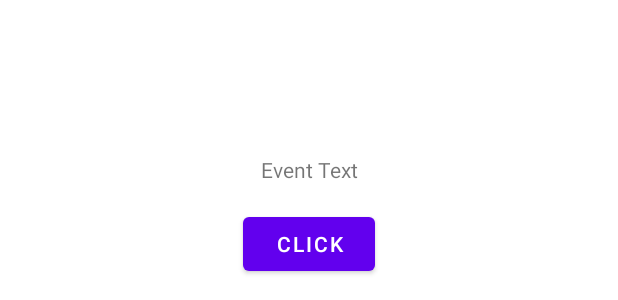
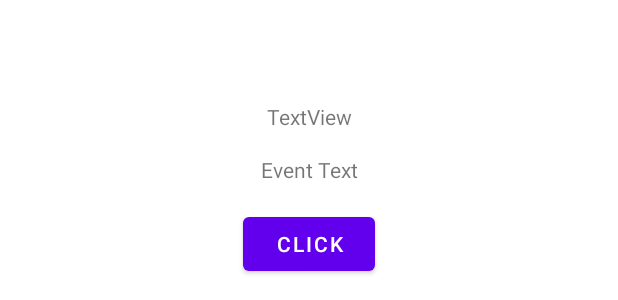
Before and after one commit to rlaxogud0909/Android_ML, an Android app: the layout activity_event.xml on its own in the app's theme, with its tools: preview values and no code run, on a phone screen of 412 x 824 dp. Shown: the part 374-674 px from the top of the screen. Run offline under Robolectric (Android 15) with nearby library versions, the phone set to English and light mode, and no system bars.

```diff
--- a/LionApp/app/src/main/res/layout/activity_event.xml
+++ b/LionApp/app/src/main/res/layout/activity_event.xml
@@ -26,4 +26,14 @@
         app:layout_constraintBottom_toTopOf="@+id/btnEvent"
         app:layout_constraintEnd_toEndOf="@+id/btnEvent"
         app:layout_constraintStart_toStartOf="@+id/btnEvent" />
+
+    <TextView
+        android:id="@+id/tvStatus2"
+        android:layout_width="wrap_content"
+        android:layout_height="wrap_content"
+        android:layout_marginBottom="16dp"
+        android:text="TextView"
+        app:layout_constraintBottom_toTopOf="@+id/tvStatus"
+        app:layout_constraintEnd_toEndOf="@+id/tvStatus"
+        app:layout_constraintStart_toStartOf="@+id/tvStatus" />
 </androidx.constraintlayout.widget.ConstraintLayout>
```
Also changed, not shown: LionApp/app/src/main/java/com/example/lionapp/EventActivity.kt (+30 -4 lines).
